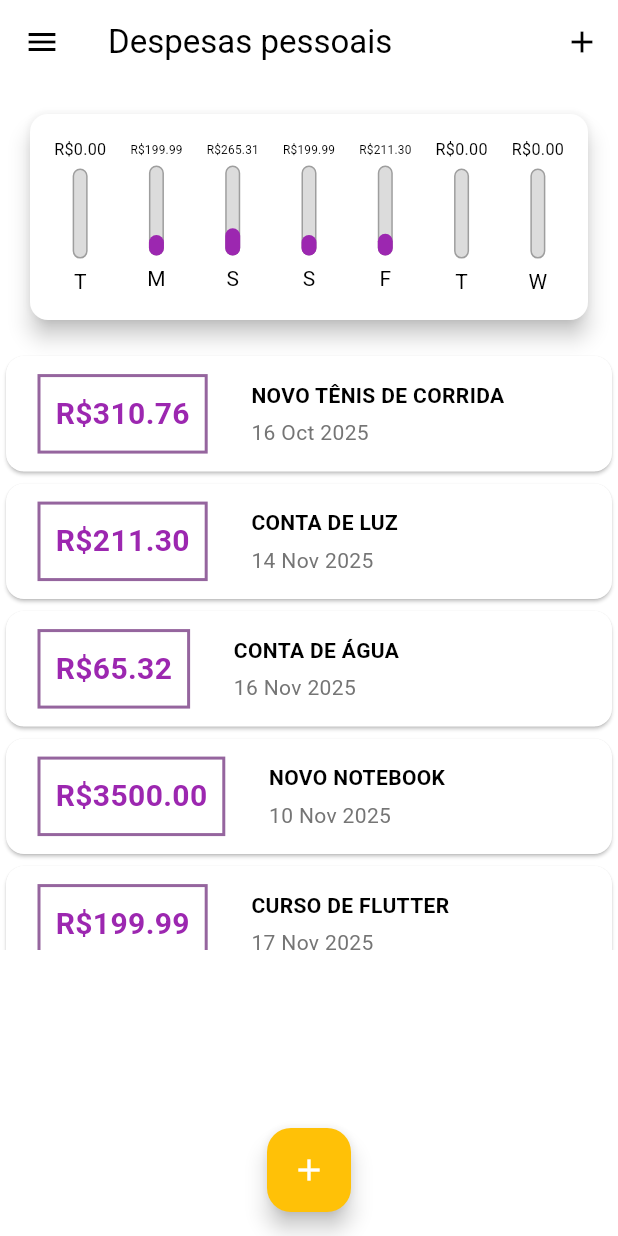
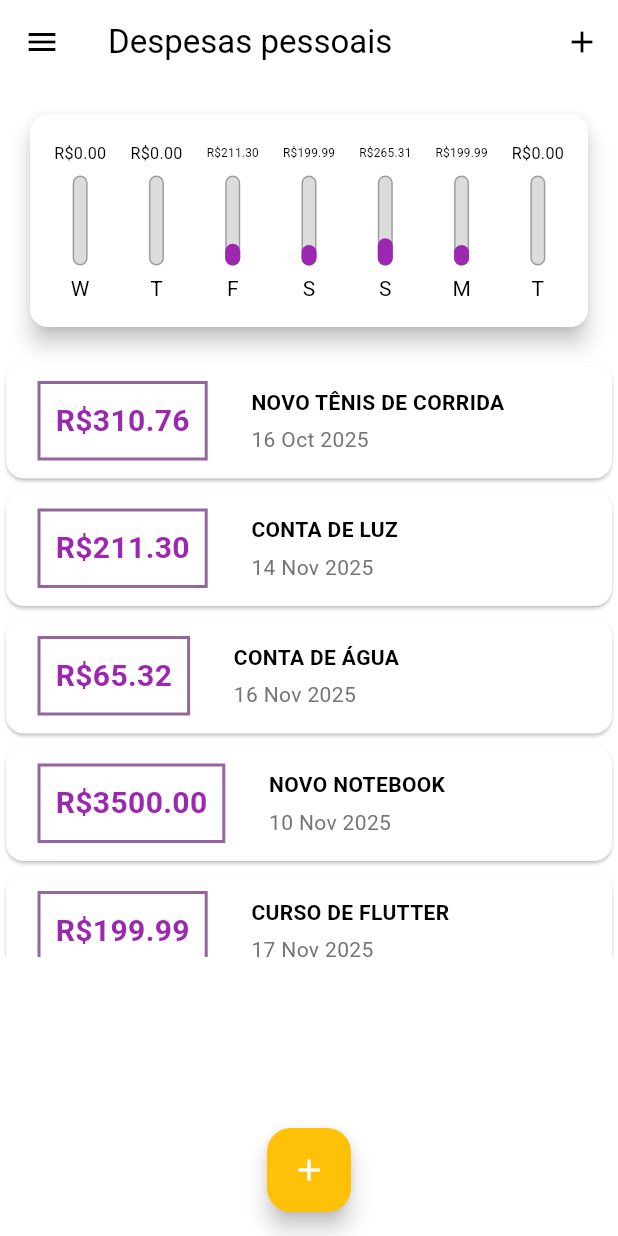
Before and after one commit to MatheusGregorinAMB/expenses-app, a Flutter app: the screen it shows after launch, on a phone screen of 412 x 824 dp. Run offline on Flutter 3.47's test engine with Material 3 defaults, Android fonts, the phone set to English and light mode, and no system bars.

Commit message:
update view of chart in the display

```diff
--- a/lib/components/chart.dart
+++ b/lib/components/chart.dart
@@ -25,7 +25,7 @@ class Chart extends StatelessWidget {
       }
 
       return {'day': DateFormat.E().format(weekDay)[0], 'value': totalSum};
-    });
+    }).reversed.toList();
   }
 
   double get _weekTotalValue {
--- a/lib/components/chart_bar.dart
+++ b/lib/components/chart_bar.dart
@@ -13,7 +13,10 @@ class ChartBar extends StatelessWidget {
       padding: const EdgeInsets.all(8.0),
       child: Column(
         children: <Widget>[
-          FittedBox(child: Text('R\$${Value.toStringAsFixed(2)}')),
+          Container(
+            height: 20,
+            child: FittedBox(child: Text('R\$${Value.toStringAsFixed(2)}')),
+          ),
           SizedBox(height: 5),
           SizedBox(
             height: 60,
```
